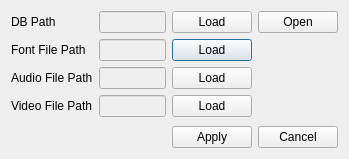
gyongchae/MediaEditor, file kvmrt2_media_editor/registrysettings.ui: the form before one commit.
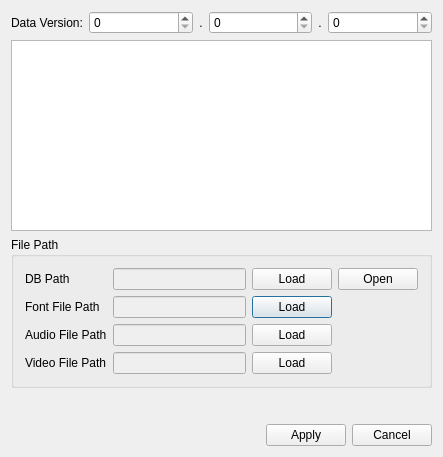
The form after the commit.

Commit message: file path changed / version table added

The edit to the form file:
```diff
--- a/kvmrt2_media_editor/registrysettings.ui
+++ b/kvmrt2_media_editor/registrysettings.ui
@@ -9,8 +9,8 @@
    <rect>
     <x>0</x>
     <y>0</y>
-    <width>349</width>
-    <height>159</height>
+    <width>443</width>
+    <height>457</height>
    </rect>
   </property>
   <property name="sizePolicy">
@@ -37,8 +37,61 @@
   <property name="windowTitle">
    <string>Path Settings</string>
   </property>
+  <layout class="QVBoxLayout" name="verticalLayout_2">
+   <item>
   <layout class="QVBoxLayout" name="verticalLayout">
    <item>
+      <layout class="QHBoxLayout" name="horizontalLayout_2" stretch="0,1,0,1,0,1">
+       <item>
+        <widget class="QLabel" name="label_5">
+         <property name="text">
+          <string>Data Version:</string>
+         </property>
+        </widget>
+       </item>
+       <item>
+        <widget class="QSpinBox" name="sbVer1"/>
+       </item>
+       <item>
+        <widget class="QLabel" name="label_6">
+         <property name="text">
+          <string>.</string>
+         </property>
+         <property name="alignment">
+          <set>Qt::AlignCenter</set>
+         </property>
+        </widget>
+       </item>
+       <item>
+        <widget class="QSpinBox" name="sbVer2"/>
+       </item>
+       <item>
+        <widget class="QLabel" name="label_7">
+         <property name="text">
+          <string>.</string>
+         </property>
+         <property name="alignment">
+          <set>Qt::AlignCenter</set>
+         </property>
+        </widget>
+       </item>
+       <item>
+        <widget class="QSpinBox" name="sbVer3"/>
+       </item>
+      </layout>
+     </item>
+     <item>
+      <widget class="QTableView" name="m_tblOPDataVersion"/>
+     </item>
+    </layout>
+   </item>
+   <item>
+    <widget class="QGroupBox" name="gbFilePath">
+     <property name="title">
+      <string>File Path</string>
+     </property>
+     <layout class="QGridLayout" name="gridLayout_2">
+      <item row="0" column="0">
     <layout class="QGridLayout" name="gridLayout" columnstretch="0,1,0,0">
      <item row="1" column="1">
       <widget class="QLineEdit" name="m_leFontFileSavePath">
@@ -132,6 +185,9 @@
       </widget>
      </item>
     </layout>
+      </item>
+     </layout>
+    </widget>
    </item>
    <item>
     <spacer name="verticalSpacer">
```
Lines whose indentation alone changed are shown as unchanged. The commit also changes 14 other files.
